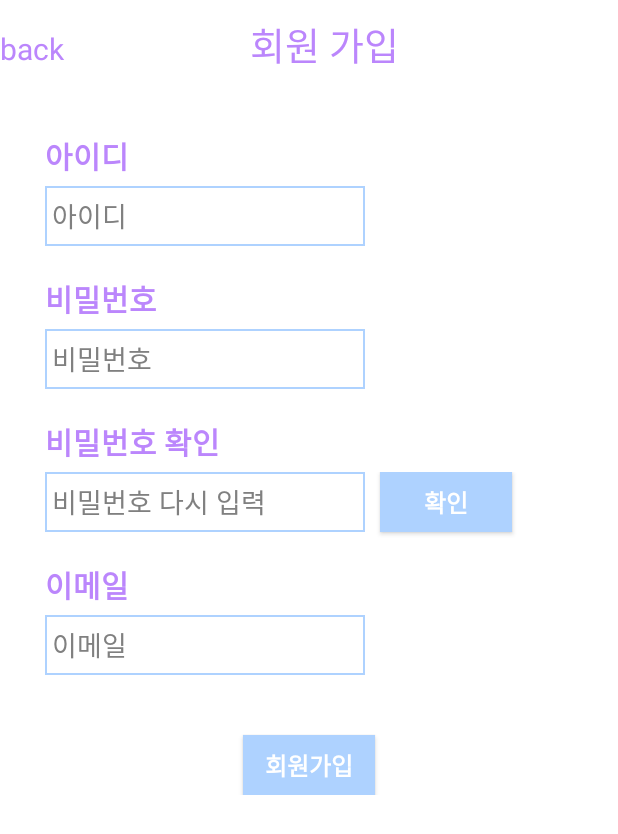
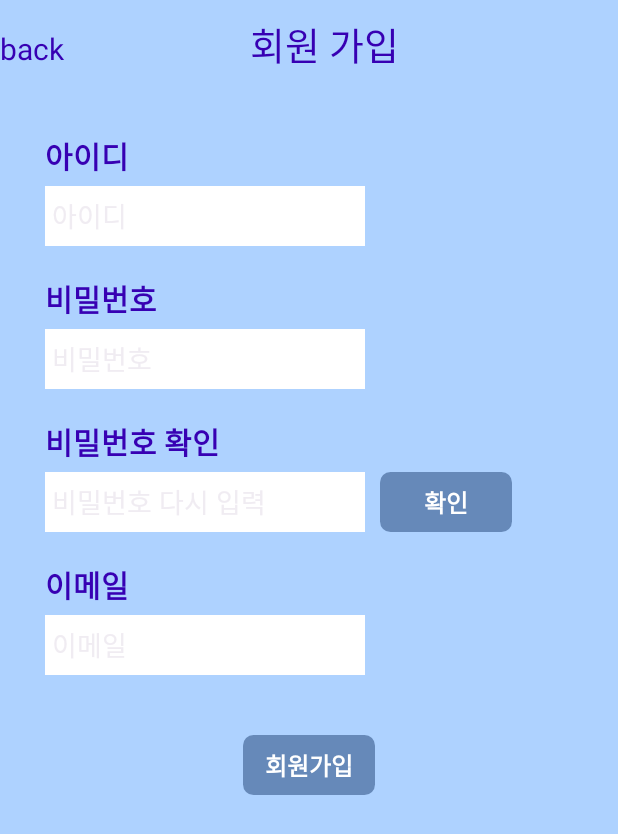
Before and after one commit to lemonmungchi/Test_g, an Android app: the signUp screen opened directly, with no data from a screen before it, on a phone screen of 412 x 824 dp. Shown: the top 834 px of the screen. Run offline under Robolectric (Android 15) with nearby library versions, the phone set to English and light mode, and no system bars; our stand-ins replace Firebase (no records; nobody signed in at launch, a user with empty details on screens opened directly).

Commit message:
로그인추가

```diff
--- a/app/src/main/res/layout/activity_sign_up.xml
+++ b/app/src/main/res/layout/activity_sign_up.xml
@@ -3,7 +3,7 @@
     xmlns:tools="http://schemas.android.com/tools"
     android:layout_width="match_parent"
     android:layout_height="match_parent"
-    android:background="#ffffff">
+    android:background="#AED2FF">
 
 
     <LinearLayout
@@ -24,7 +24,7 @@
                 android:layout_height="wrap_content"
                 android:layout_weight="1.7"
                 android:text="back"
-                android:textColor="@color/purple_200"
+                android:textColor="@color/purple_700"
                 android:textSize="20dp" />
 
             <TextView
@@ -34,7 +34,7 @@
                 android:layout_marginBottom="20dp"
                 android:layout_weight="2"
                 android:text="회원 가입"
-                android:textColor="@color/purple_200"
+                android:textColor="@color/purple_700"
                 android:textSize="25dp" />
         </LinearLayout>
 
@@ -45,10 +45,10 @@
             <LinearLayout
                 android:layout_width="match_parent"
                 android:layout_height="wrap_content"
+                android:layout_marginLeft="30dp"
                 android:layout_marginTop="10dp"
-                android:layout_marginLeft="30dp"
                 android:layout_marginRight="30dp"
-                android:orientation="vertical" >
+                android:orientation="vertical">
 
 
                 <TextView
@@ -57,7 +57,7 @@
                     android:layout_height="wrap_content"
                     android:layout_marginBottom="5dp"
                     android:text="아이디"
-                    android:textColor="@color/purple_200"
+                    android:textColor="@color/purple_700"
                     android:textSize="20dp"
                     android:textStyle="bold" />
 
@@ -66,14 +66,12 @@
                     android:layout_width="wrap_content"
                     android:layout_height="40dp"
                     android:layout_marginBottom="20dp"
-                    android:background="@drawable/box_edged"
+                    android:background="@color/white"
                     android:ems="10"
                     android:hint=" 아이디"
-                    android:textColorHint="	#808080"
-                    android:textColor="@color/black"
                     android:inputType="textPersonName"
-                    android:text="" />
-
+                    android:text=""
+                    android:textColor="@color/black" />
 
 
                 <TextView
@@ -82,7 +80,7 @@
                     android:layout_height="wrap_content"
                     android:layout_marginBottom="5dp"
                     android:text="비밀번호"
-                    android:textColor="@color/purple_200"
+                    android:textColor="@color/purple_700"
                     android:textSize="20dp"
                     android:textStyle="bold" />
 
@@ -92,13 +90,12 @@
                     android:layout_width="wrap_content"
                     android:layout_height="40dp"
                     android:layout_marginBottom="20dp"
-                    android:background="@drawable/box_edged"
+                    android:background="@color/white"
                     android:ems="10"
                     android:hint=" 비밀번호"
-                    android:textColor="@color/black"
-                    android:textColorHint="	#808080"
                     android:inputType="textPassword"
-                    android:text="" />
+                    android:text=""
+                    android:textColor="@color/black" />
 
                 <TextView
                     android:id="@+id/signPW2text"
@@ -106,7 +103,7 @@
                     android:layout_height="wrap_content"
                     android:layout_marginBottom="5dp"
                     android:text="비밀번호 확인"
-                    android:textColor="@color/purple_200"
+                    android:textColor="@color/purple_700"
                     android:textSize="20dp"
                     android:textStyle="bold" />
 
@@ -120,20 +117,19 @@
                         android:layout_width="wrap_content"
                         android:layout_height="40dp"
                         android:layout_marginBottom="20dp"
-                        android:background="@drawable/box_edged"
+                        android:background="@color/white"
                         android:ems="10"
                         android:hint=" 비밀번호 다시 입력"
-                        android:textColorHint="	#808080"
-                        android:textColor="@color/black"
                         android:inputType="textPassword"
-                        android:text="" />
+                        android:text=""
+                        android:textColor="@color/black" />
 
                     <androidx.appcompat.widget.AppCompatButton
                         android:id="@+id/pwcheckbutton"
                         android:layout_width="wrap_content"
                         android:layout_height="40dp"
                         android:layout_marginLeft="10dp"
-                        android:background="@drawable/box_fill"
+                        android:background="@drawable/cate_button_selector"
                         android:text="확인"
                         android:textColor="@color/white"
                         android:textSize="16sp"
@@ -146,7 +142,7 @@
                     android:layout_height="wrap_content"
                     android:layout_marginBottom="5dp"
                     android:text="이메일"
-                    android:textColor="@color/purple_200"
+                    android:textColor="@color/purple_700"
                     android:textSize="20dp"
                     android:textStyle="bold" />
 
@@ -155,21 +151,20 @@
                     android:layout_width="wrap_content"
                     android:layout_height="40dp"
                     android:layout_marginBottom="20dp"
-                    android:background="@drawable/box_edged"
-                    android:textColor="@color/black"
+                    android:background="@color/white"
                     android:ems="10"
                     android:hint=" 이메일"
-                    android:textColorHint="	#808080"
                     android:inputType="textPersonName"
-                    android:text="" />
+                    android:text=""
+                    android:textColor="@color/black" />
 
                 <androidx.appcompat.widget.AppCompatButton
                     android:id="@+id/signupbutton"
                     android:layout_width="wrap_content"
                     android:layout_height="40dp"
+                    android:layout_gravity="center"
                     android:layout_marginTop="20dp"
-                    android:layout_gravity="center"
-                    android:background="@drawable/box_fill"
+                    android:background="@drawable/cate_button_selector"
                     android:text="회원가입"
                     android:textColor="@color/white"
                     android:textSize="16sp"
```
Also changed, not shown: app/src/main/java/com/example/k_contest/UserPageActivity.java (+8 -1 lines), app/src/main/res/layout/activity_login.xml (+18 -15 lines), app/src/main/res/layout/activity_userpage.xml (+18 -2 lines).
